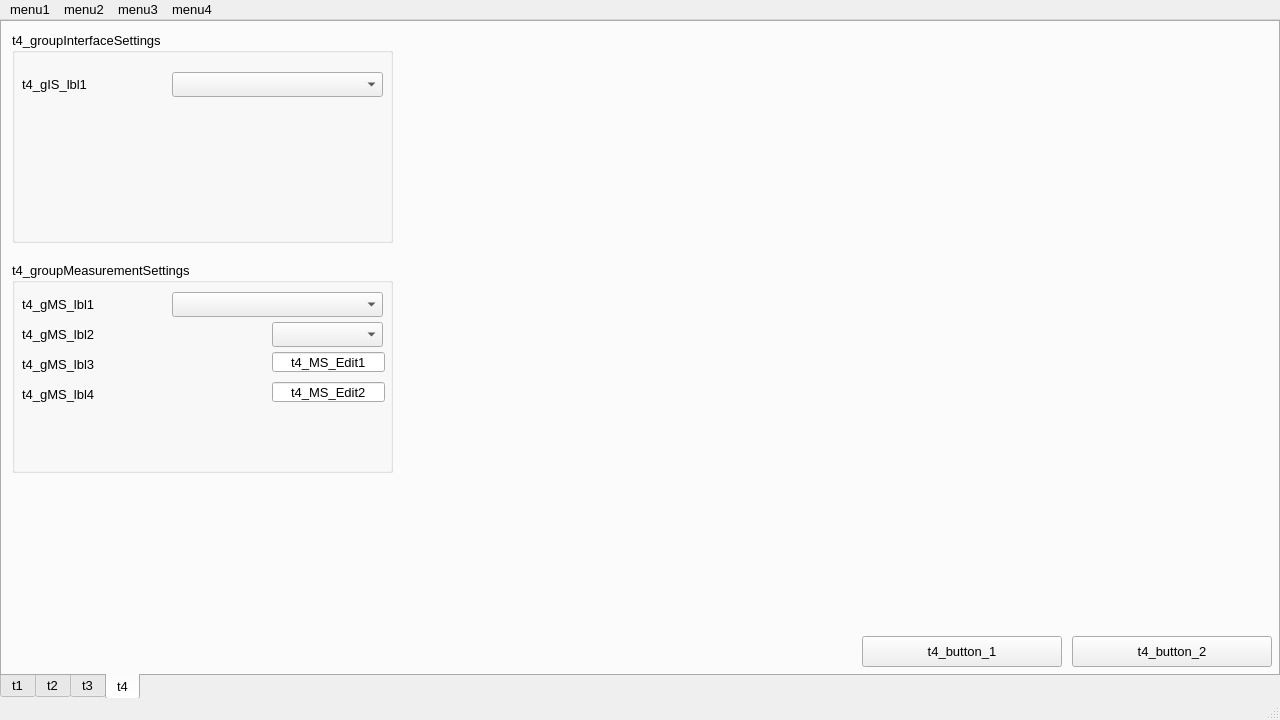
This is MainWindow.ui in ird87/pycnometer as Qt 5 draws it before an edit. The edited form follows.
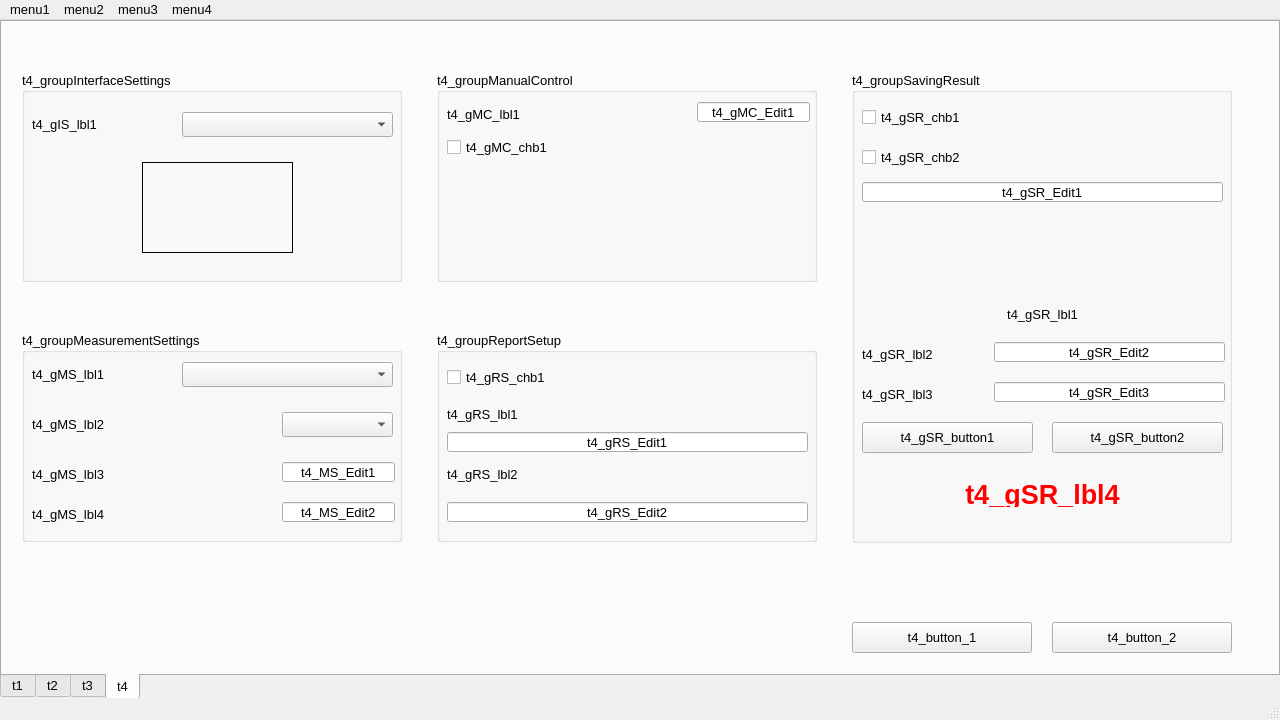
This is the edited form. The open tabs and pages were chosen to show the change. Icons and pictures are not drawn.

The edit to the form file:
```diff
--- a/MainWindow.ui
+++ b/MainWindow.ui
@@ -2559,10 +2559,10 @@
      <widget class="QGroupBox" name="t4_groupInterfaceSettings">
       <property name="geometry">
        <rect>
-        <x>10</x>
-        <y>10</y>
-        <width>381</width>
-        <height>211</height>
+        <x>20</x>
+        <y>50</y>
+        <width>380</width>
+        <height>210</height>
        </rect>
       </property>
       <property name="title">
@@ -2597,13 +2597,38 @@
         </rect>
        </property>
       </widget>
+      <widget class="QLabel" name="t4_gIS_flag">
+       <property name="geometry">
+        <rect>
+         <x>120</x>
+         <y>90</y>
+         <width>151</width>
+         <height>91</height>
+        </rect>
+       </property>
+       <property name="frameShape">
+        <enum>QFrame::Box</enum>
+       </property>
+       <property name="text">
+        <string/>
+       </property>
+       <property name="pixmap">
+        <pixmap>attachment/Russian.png</pixmap>
+       </property>
+       <property name="scaledContents">
+        <bool>true</bool>
+       </property>
+       <property name="wordWrap">
+        <bool>false</bool>
+       </property>
+      </widget>
      </widget>
      <widget class="QPushButton" name="t4_button_2">
       <property name="geometry">
        <rect>
-        <x>1070</x>
-        <y>614</y>
-        <width>200</width>
+        <x>1050</x>
+        <y>600</y>
+        <width>180</width>
         <height>31</height>
        </rect>
       </property>
@@ -2614,10 +2639,10 @@
      <widget class="QGroupBox" name="t4_groupMeasurementSettings">
       <property name="geometry">
        <rect>
-        <x>10</x>
-        <y>240</y>
-        <width>381</width>
-        <height>211</height>
+        <x>20</x>
+        <y>310</y>
+        <width>380</width>
+        <height>210</height>
        </rect>
       </property>
       <property name="title">
@@ -2656,7 +2681,7 @@
        <property name="geometry">
         <rect>
          <x>10</x>
-         <y>60</y>
+         <y>80</y>
          <width>271</width>
          <height>25</height>
         </rect>
@@ -2675,7 +2700,7 @@
        <property name="geometry">
         <rect>
          <x>260</x>
-         <y>60</y>
+         <y>80</y>
          <width>111</width>
          <height>25</height>
         </rect>
@@ -2685,7 +2710,7 @@
        <property name="geometry">
         <rect>
          <x>10</x>
-         <y>90</y>
+         <y>130</y>
          <width>231</width>
          <height>25</height>
         </rect>
@@ -2704,7 +2729,7 @@
        <property name="geometry">
         <rect>
          <x>260</x>
-         <y>90</y>
+         <y>130</y>
          <width>113</width>
          <height>20</height>
         </rect>
@@ -2720,7 +2745,7 @@
        <property name="geometry">
         <rect>
          <x>260</x>
-         <y>120</y>
+         <y>170</y>
          <width>113</width>
          <height>20</height>
         </rect>
@@ -2736,7 +2761,7 @@
        <property name="geometry">
         <rect>
          <x>10</x>
-         <y>120</y>
+         <y>170</y>
          <width>231</width>
          <height>25</height>
         </rect>
@@ -2755,9 +2780,9 @@
      <widget class="QPushButton" name="t4_button_1">
       <property name="geometry">
        <rect>
-        <x>860</x>
-        <y>614</y>
-        <width>200</width>
+        <x>850</x>
+        <y>600</y>
+        <width>180</width>
         <height>31</height>
        </rect>
       </property>
@@ -2765,6 +2790,419 @@
        <string>t4_button_1</string>
       </property>
      </widget>
+     <widget class="QGroupBox" name="t4_groupManualControl">
+      <property name="geometry">
+       <rect>
+        <x>435</x>
+        <y>50</y>
+        <width>380</width>
+        <height>210</height>
+       </rect>
+      </property>
+      <property name="title">
+       <string>t4_groupManualСontrol</string>
+      </property>
+      <widget class="QLineEdit" name="t4_gMC_Edit1">
+       <property name="geometry">
+        <rect>
+         <x>260</x>
+         <y>30</y>
+         <width>113</width>
+         <height>20</height>
+        </rect>
+       </property>
+       <property name="text">
+        <string>t4_gMC_Edit1</string>
+       </property>
+       <property name="alignment">
+        <set>Qt::AlignCenter</set>
+       </property>
+      </widget>
+      <widget class="QLabel" name="t4_gMC_lbl1">
+       <property name="geometry">
+        <rect>
+         <x>10</x>
+         <y>30</y>
+         <width>231</width>
+         <height>25</height>
+        </rect>
+       </property>
+       <property name="font">
+        <font>
+         <family>Arial</family>
+         <pointsize>10</pointsize>
+        </font>
+       </property>
+       <property name="text">
+        <string>t4_gMC_lbl1</string>
+       </property>
+      </widget>
+      <widget class="QCheckBox" name="t4_gMC_chb1">
+       <property name="geometry">
+        <rect>
+         <x>10</x>
+         <y>60</y>
+         <width>361</width>
+         <height>31</height>
+        </rect>
+       </property>
+       <property name="text">
+        <string>t4_gMC_chb1</string>
+       </property>
+      </widget>
+     </widget>
+     <widget class="QGroupBox" name="t4_groupReportSetup">
+      <property name="geometry">
+       <rect>
+        <x>435</x>
+        <y>310</y>
+        <width>380</width>
+        <height>210</height>
+       </rect>
+      </property>
+      <property name="title">
+       <string>t4_groupReportSetup</string>
+      </property>
+      <widget class="QLineEdit" name="t4_gRS_Edit1">
+       <property name="geometry">
+        <rect>
+         <x>10</x>
+         <y>100</y>
+         <width>361</width>
+         <height>20</height>
+        </rect>
+       </property>
+       <property name="text">
+        <string>t4_gRS_Edit1</string>
+       </property>
+       <property name="alignment">
+        <set>Qt::AlignCenter</set>
+       </property>
+      </widget>
+      <widget class="QLabel" name="t4_gRS_lbl1">
+       <property name="geometry">
+        <rect>
+         <x>10</x>
+         <y>70</y>
+         <width>361</width>
+         <height>25</height>
+        </rect>
+       </property>
+       <property name="font">
+        <font>
+         <family>Arial</family>
+         <pointsize>10</pointsize>
+        </font>
+       </property>
+       <property name="text">
+        <string>t4_gRS_lbl1</string>
+       </property>
+      </widget>
+      <widget class="QCheckBox" name="t4_gRS_chb1">
+       <property name="geometry">
+        <rect>
+         <x>10</x>
+         <y>30</y>
+         <width>361</width>
+         <height>31</height>
+        </rect>
+       </property>
+       <property name="text">
+        <string>t4_gRS_chb1</string>
+       </property>
+      </widget>
+      <widget class="QLabel" name="t4_gRS_lbl2">
+       <property name="geometry">
+        <rect>
+         <x>10</x>
+         <y>130</y>
+         <width>361</width>
+         <height>25</height>
+        </rect>
+       </property>
+       <property name="font">
+        <font>
+         <family>Arial</family>
+         <pointsize>10</pointsize>
+        </font>
+       </property>
+       <property name="text">
+        <string>t4_gRS_lbl2</string>
+       </property>
+      </widget>
+      <widget class="QLineEdit" name="t4_gRS_Edit2">
+       <property name="geometry">
+        <rect>
+         <x>10</x>
+         <y>170</y>
+         <width>361</width>
+         <height>20</height>
+        </rect>
+       </property>
+       <property name="text">
+        <string>t4_gRS_Edit2</string>
+       </property>
+       <property name="alignment">
+        <set>Qt::AlignCenter</set>
+       </property>
+      </widget>
+     </widget>
+     <widget class="QGroupBox" name="t4_groupSavingResult">
+      <property name="geometry">
+       <rect>
+        <x>850</x>
+        <y>50</y>
+        <width>380</width>
+        <height>471</height>
+       </rect>
+      </property>
+      <property name="title">
+       <string>t4_groupSavingResult</string>
+      </property>
+      <widget class="QLineEdit" name="t4_gSR_Edit1">
+       <property name="geometry">
+        <rect>
+         <x>10</x>
+         <y>110</y>
+         <width>361</width>
+         <height>20</height>
+        </rect>
+       </property>
+       <property name="text">
+        <string>t4_gSR_Edit1</string>
+       </property>
+       <property name="alignment">
+        <set>Qt::AlignCenter</set>
+       </property>
+      </widget>
+      <widget class="QCheckBox" name="t4_gSR_chb2">
+       <property name="geometry">
+        <rect>
+         <x>10</x>
+         <y>70</y>
+         <width>361</width>
+         <height>31</height>
+        </rect>
+       </property>
+       <property name="text">
+        <string>t4_gSR_chb2</string>
+       </property>
+      </widget>
+      <widget class="QLabel" name="t4_gSR_lbl1">
+       <property name="geometry">
+        <rect>
+         <x>10</x>
+         <y>230</y>
+         <width>361</width>
+         <height>25</height>
+        </rect>
+       </property>
+       <property name="font">
+        <font>
+         <family>Arial</family>
+         <pointsize>10</pointsize>
+        </font>
+       </property>
+       <property name="text">
+        <string>t4_gSR_lbl1</string>
+       </property>
+       <property name="alignment">
+        <set>Qt::AlignCenter</set>
+       </property>
+      </widget>
+      <widget class="QCheckBox" name="t4_gSR_chb1">
+       <property name="geometry">
+        <rect>
+         <x>10</x>
+         <y>30</y>
+         <width>361</width>
+         <height>31</height>
+        </rect>
+       </property>
+       <property name="text">
+        <string>t4_gSR_chb1</string>
+       </property>
+      </widget>
+      <widget class="QLineEdit" name="t4_gSR_Edit2">
+       <property name="geometry">
+        <rect>
+         <x>142</x>
+         <y>270</y>
+         <width>231</width>
+         <height>20</height>
+        </rect>
+       </property>
+       <property name="text">
+        <string>t4_gSR_Edit2</string>
+       </property>
+       <property name="alignment">
+        <set>Qt::AlignCenter</set>
+       </property>
+      </widget>
+      <widget class="QLabel" name="t4_gSR_lbl2">
+       <property name="geometry">
+        <rect>
+         <x>10</x>
+         <y>270</y>
+         <width>121</width>
+         <height>25</height>
+        </rect>
+       </property>
+       <property name="font">
+        <font>
+         <family>Arial</family>
+         <pointsize>10</pointsize>
+        </font>
+       </property>
+       <property name="text">
+        <string>t4_gSR_lbl2</string>
+       </property>
+      </widget>
+      <widget class="QLineEdit" name="t4_gSR_Edit3">
+       <property name="geometry">
+        <rect>
+         <x>142</x>
+         <y>310</y>
+         <width>231</width>
+         <height>20</height>
+        </rect>
+       </property>
+       <property name="text">
+        <string>t4_gSR_Edit3</string>
+       </property>
+       <property name="alignment">
+        <set>Qt::AlignCenter</set>
+       </property>
+      </widget>
+      <widget class="QLabel" name="t4_gSR_lbl3">
+       <property name="geometry">
+        <rect>
+         <x>10</x>
+         <y>310</y>
+         <width>121</width>
+         <height>25</height>
+        </rect>
+       </property>
+       <property name="font">
+        <font>
+         <family>Arial</family>
+         <pointsize>10</pointsize>
+        </font>
+       </property>
+       <property name="text">
+        <string>t4_gSR_lbl3</string>
+       </property>
+       <property name="textFormat">
+        <enum>Qt::AutoText</enum>
+       </property>
+      </widget>
+      <widget class="QPushButton" name="t4_gSR_button1">
+       <property name="geometry">
+        <rect>
+         <x>10</x>
+         <y>350</y>
+         <width>171</width>
+         <height>31</height>
+        </rect>
+       </property>
+       <property name="text">
+        <string>t4_gSR_button1</string>
+       </property>
+      </widget>
+      <widget class="QPushButton" name="t4_gSR_button2">
+       <property name="geometry">
+        <rect>
+         <x>200</x>
+         <y>350</y>
+         <width>171</width>
+         <height>31</height>
+        </rect>
+       </property>
+       <property name="text">
+        <string>t4_gSR_button2</string>
+       </property>
+      </widget>
+      <widget class="QLabel" name="t4_gSR_lbl4">
+       <property name="geometry">
+        <rect>
+         <x>10</x>
+         <y>410</y>
+         <width>361</width>
+         <height>25</height>
+        </rect>
+       </property>
+       <property name="palette">
+        <palette>
+         <active>
+          <colorrole role="WindowText">
+           <brush brushstyle="SolidPattern">
+            <color alpha="255">
+             <red>255</red>
+             <green>0</green>
+             <blue>0</blue>
+            </color>
+           </brush>
+          </colorrole>
+         </active>
+         <inactive>
+          <colorrole role="WindowText">
+           <brush brushstyle="SolidPattern">
+            <color alpha="255">
+             <red>255</red>
+             <green>0</green>
+             <blue>0</blue>
+            </color>
+           </brush>
+          </colorrole>
+         </inactive>
+         <disabled>
+          <colorrole role="WindowText">
+           <brush brushstyle="SolidPattern">
+            <color alpha="255">
+             <red>120</red>
+             <green>120</green>
+             <blue>120</blue>
+            </color>
+           </brush>
+          </colorrole>
+         </disabled>
+        </palette>
+       </property>
+       <property name="font">
+        <font>
+         <family>Arial</family>
+         <pointsize>20</pointsize>
+         <weight>75</weight>
+         <bold>true</bold>
+        </font>
+       </property>
+       <property name="text">
+        <string>t4_gSR_lbl4</string>
+       </property>
+       <property name="alignment">
+        <set>Qt::AlignCenter</set>
+       </property>
+      </widget>
+      <widget class="QLabel" name="t4_gSR_wifi">
+       <property name="geometry">
+        <rect>
+         <x>140</x>
+         <y>140</y>
+         <width>101</width>
+         <height>91</height>
+        </rect>
+       </property>
+       <property name="text">
+        <string/>
+       </property>
+       <property name="pixmap">
+        <pixmap>attachment/wifi.png</pixmap>
+       </property>
+       <property name="scaledContents">
+        <bool>true</bool>
+       </property>
+      </widget>
+     </widget>
     </widget>
    </widget>
   </widget>
```
